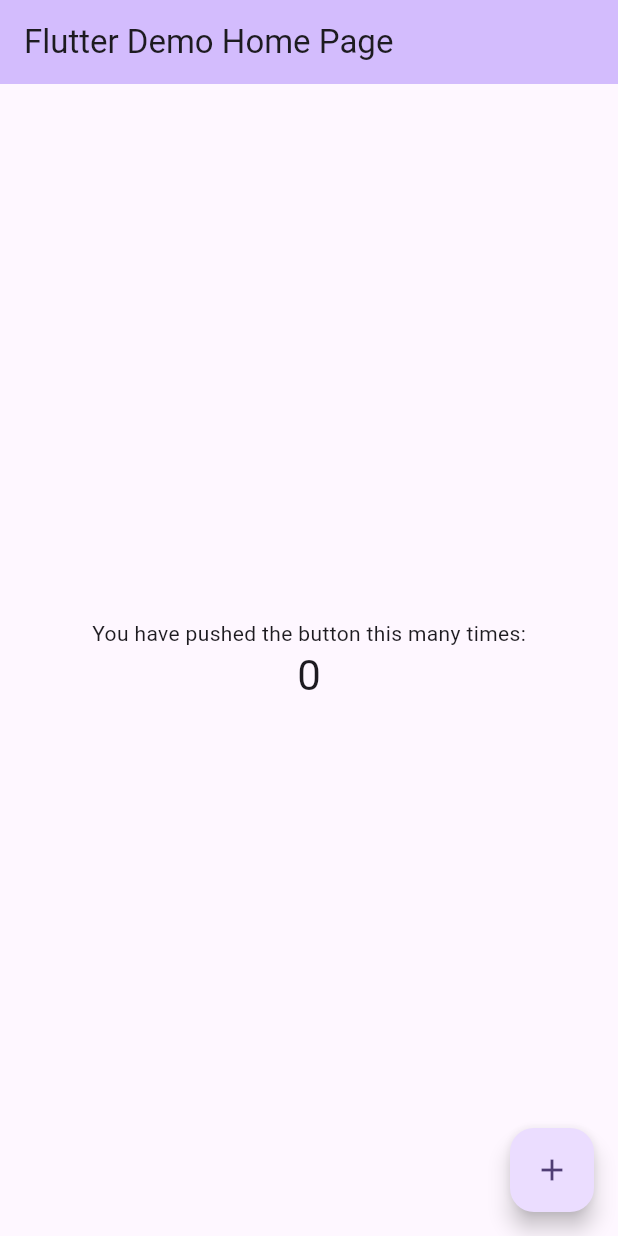
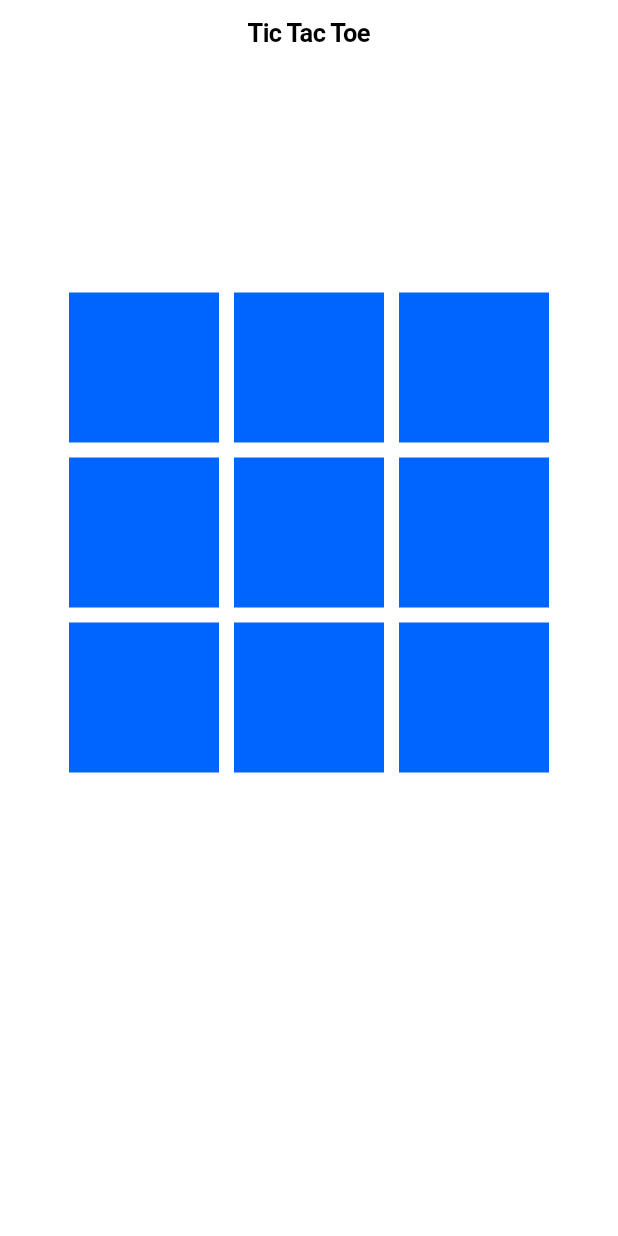
Before and after one commit to brayanCh/tic_tac_flutter, a Flutter app: the screen it shows after launch, on a phone screen of 412 x 824 dp. Run offline on Flutter 3.47's test engine with Material 2 defaults, Android fonts, the phone set to English and light mode, and no system bars.

Commit message:
tiles for tic tac toc game

```diff
--- a/lib/main.dart
+++ b/lib/main.dart
@@ -1,4 +1,5 @@
-import 'package:flutter/material.dart';
+import 'package:flutter/cupertino.dart';
+import './tile.dart';
 
 void main() {
   runApp(const MyApp());
@@ -10,116 +11,58 @@ class MyApp extends StatelessWidget {
   // This widget is the root of your application.
   @override
   Widget build(BuildContext context) {
-    return MaterialApp(
+    return const CupertinoApp(
       title: 'Flutter Demo',
-      theme: ThemeData(
-        // This is the theme of your application.
-        //
-        // TRY THIS: Try running your application with "flutter run". You'll see
-        // the application has a blue toolbar. Then, without quitting the app,
-        // try changing the seedColor in the colorScheme below to Colors.green
-        // and then invoke "hot reload" (save your changes or press the "hot
-        // reload" button in a Flutter-supported IDE, or press "r" if you used
-        // the command line to start the app).
-        //
-        // Notice that the counter didn't reset back to zero; the application
-        // state is not lost during the reload. To reset the state, use hot
-        // restart instead.
-        //
-        // This works for code too, not just values: Most code changes can be
-        // tested with just a hot reload.
-        colorScheme: ColorScheme.fromSeed(seedColor: Colors.deepPurple),
-        useMaterial3: true,
-      ),
-      home: const MyHomePage(title: 'Flutter Demo Home Page'),
+      home: MyHomePage(),
     );
   }
 }
 
 class MyHomePage extends StatefulWidget {
-  const MyHomePage({super.key, required this.title});
-
-  // This widget is the home page of your application. It is stateful, meaning
-  // that it has a State object (defined below) that contains fields that affect
-  // how it looks.
-
-  // This class is the configuration for the state. It holds the values (in this
-  // case the title) provided by the parent (in this case the App widget) and
-  // used by the build method of the State. Fields in a Widget subclass are
-  // always marked "final".
-
-  final String title;
+  const MyHomePage({super.key});
 
   @override
   State<MyHomePage> createState() => _MyHomePageState();
 }
 
 class _MyHomePageState extends State<MyHomePage> {
-  int _counter = 0;
-
-  void _incrementCounter() {
-    setState(() {
-      // This call to setState tells the Flutter framework that something has
-      // changed in this State, which causes it to rerun the build method below
-      // so that the display can reflect the updated values. If we changed
-      // _counter without calling setState(), then the build method would not be
-      // called again, and so nothing would appear to happen.
-      _counter++;
-    });
-  }
-
   @override
   Widget build(BuildContext context) {
-    // This method is rerun every time setState is called, for instance as done
-    // by the _incrementCounter method above.
-    //
-    // The Flutter framework has been optimized to make rerunning build methods
-    // fast, so that you can just rebuild anything that needs updating rather
-    // than having to individually change instances of widgets.
-    return Scaffold(
-      appBar: AppBar(
-        // TRY THIS: Try changing the color here to a specific color (to
-        // Colors.amber, perhaps?) and trigger a hot reload to see the AppBar
-        // change color while the other colors stay the same.
-        backgroundColor: Theme.of(context).colorScheme.inversePrimary,
-        // Here we take the value from the MyHomePage object that was created by
-        // the App.build method, and use it to set our appbar title.
-        title: Text(widget.title),
+    return CupertinoPageScaffold(
+      navigationBar: const CupertinoNavigationBar(
+        middle: Text('Tic Tac Toe'),
       ),
-      body: Center(
-        // Center is a layout widget. It takes a single child and positions it
-        // in the middle of the parent.
-        child: Column(
-          // Column is also a layout widget. It takes a list of children and
-          // arranges them vertically. By default, it sizes itself to fit its
-          // children horizontally, and tries to be as tall as its parent.
-          //
-          // Column has various properties to control how it sizes itself and
-          // how it positions its children. Here we use mainAxisAlignment to
-          // center the children vertically; the main axis here is the vertical
-          // axis because Columns are vertical (the cross axis would be
-          // horizontal).
-          //
-          // TRY THIS: Invoke "debug painting" (choose the "Toggle Debug Paint"
-          // action in the IDE, or press "p" in the console), to see the
-          // wireframe for each widget.
-          mainAxisAlignment: MainAxisAlignment.center,
-          children: <Widget>[
-            const Text(
-              'You have pushed the button this many times:',
-            ),
-            Text(
-              '$_counter',
-              style: Theme.of(context).textTheme.headlineMedium,
-            ),
-          ],
-        ),
-      ),
-      floatingActionButton: FloatingActionButton(
-        onPressed: _incrementCounter,
-        tooltip: 'Increment',
-        child: const Icon(Icons.add),
-      ), // This trailing comma makes auto-formatting nicer for build methods.
+      child: Container(
+          padding: const EdgeInsets.only(top: 190),
+          height: double.infinity,
+          width: double.infinity,
+          child: const Center(
+              child: Row(
+            mainAxisAlignment: MainAxisAlignment.center,
+            children: [
+              Column(
+                children: [
+                  Tile(),
+                  Tile(),
+                  Tile(),
+                ],
+              ),
+              Column(
+                children: [
+                  Tile(),
+                  Tile(),
+                  Tile(),
+                ],
+              ),
+              Column(
+                children: [
+                  Tile(),
+                  Tile(),
+                  Tile(),
+                ],
+              ),
+            ],
+          ))),
     );
   }
 }
--- /dev/null
+++ b/lib/tile.dart
@@ -0,0 +1,53 @@
+import 'package:flutter/cupertino.dart';
+
+enum Pressed {
+  pressedByUser,
+  pressedByOpponent,
+  notPressed,
+}
+
+String returnText(Pressed pressed) {
+  switch (pressed) {
+    case Pressed.pressedByUser:
+      return 'X';
+    case Pressed.pressedByOpponent:
+      return 'O';
+    case Pressed.notPressed:
+      return '';
+  }
+}
+
+class Tile extends StatefulWidget {
+  const Tile({Key? key}) : super(key: key);
+
+  @override
+  State<Tile> createState() => TileState();
+}
+
+class TileState extends State<Tile> {
+  Pressed _pressed = Pressed.notPressed;
+
+  @override
+  Widget build(BuildContext context) {
+    return GestureDetector(
+        onTap: () {
+          setState(() {
+            _pressed = Pressed.pressedByUser;
+          });
+        },
+        child: Container(
+          color: const Color.fromARGB(255, 0, 100, 255),
+          width: 100,
+          height: 100,
+          margin: const EdgeInsets.all(5),
+          child: Center(
+            child: Text(
+              returnText(_pressed),
+              style: const TextStyle(
+                color: CupertinoColors.white,
+              ),
+            ),
+          ),
+        ));
+  }
+}
```
